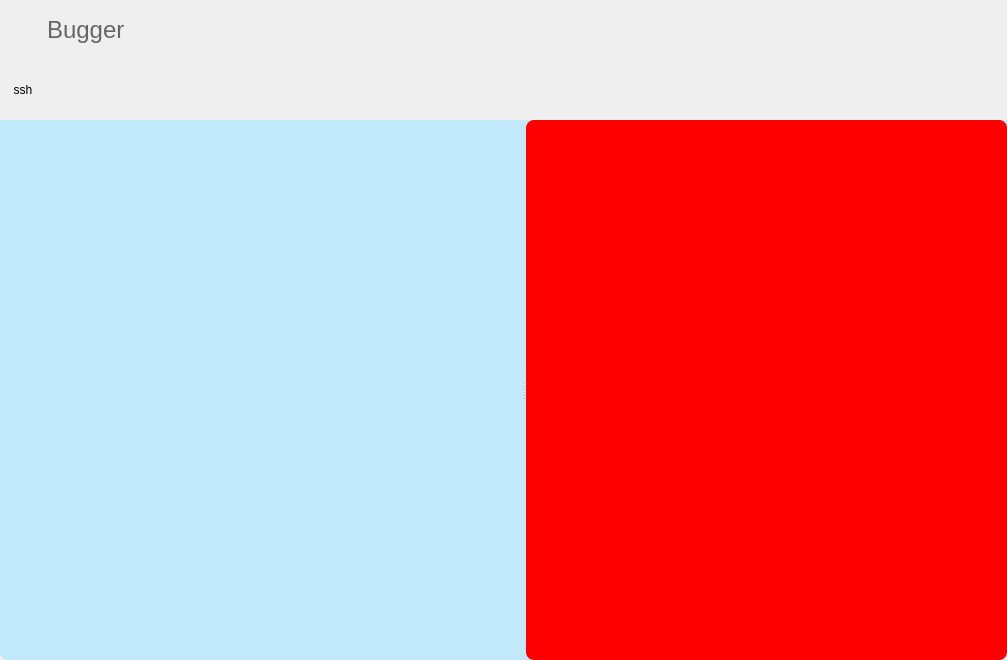
First picture: the form in buganalyse/bugger/src/app/app.ui, repository FireLotus0/LearningNotes, before the edit.
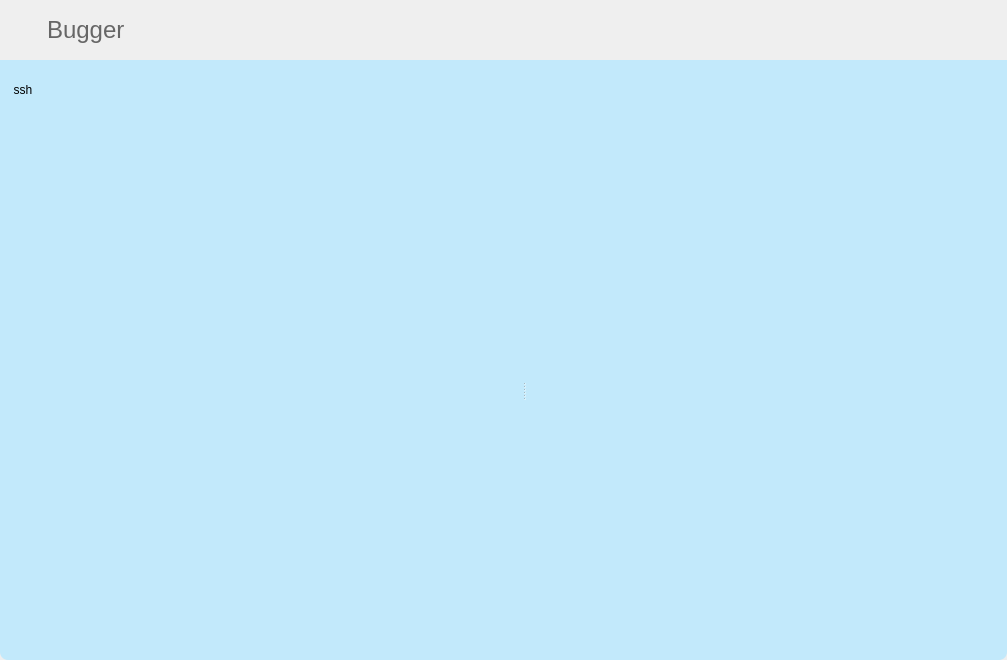
Second picture: the form after the edit. Icons and pictures are not drawn. Custom widgets are drawn as their Qt base class.

```diff
--- a/buganalyse/bugger/src/app/app.ui
+++ b/buganalyse/bugger/src/app/app.ui
@@ -153,8 +153,8 @@
      </property>
      <property name="styleSheet">
       <string notr="true">.QWidget{
-background-color: qlineargradient(x1:0, y1:0, x2:1, y2:1,
-stop:0 #eea2a2 ,stop:0.19 #bbc1bf, stop:0.42 #57c6e1, stop:0.79  #b49fda, stop:1 #7ac5d8);
+background-color:  #c2e9fb;
+
 border-radius:0px;
 }</string>
      </property>
@@ -263,7 +263,7 @@
          </property>
          <widget class="QWidget" name="page">
           <property name="styleSheet">
-           <string notr="true">background:red;</string>
+           <string notr="true"/>
           </property>
          </widget>
         </widget>
```
Left out of the diff: 6 changed lines with no effect on the pictures.
